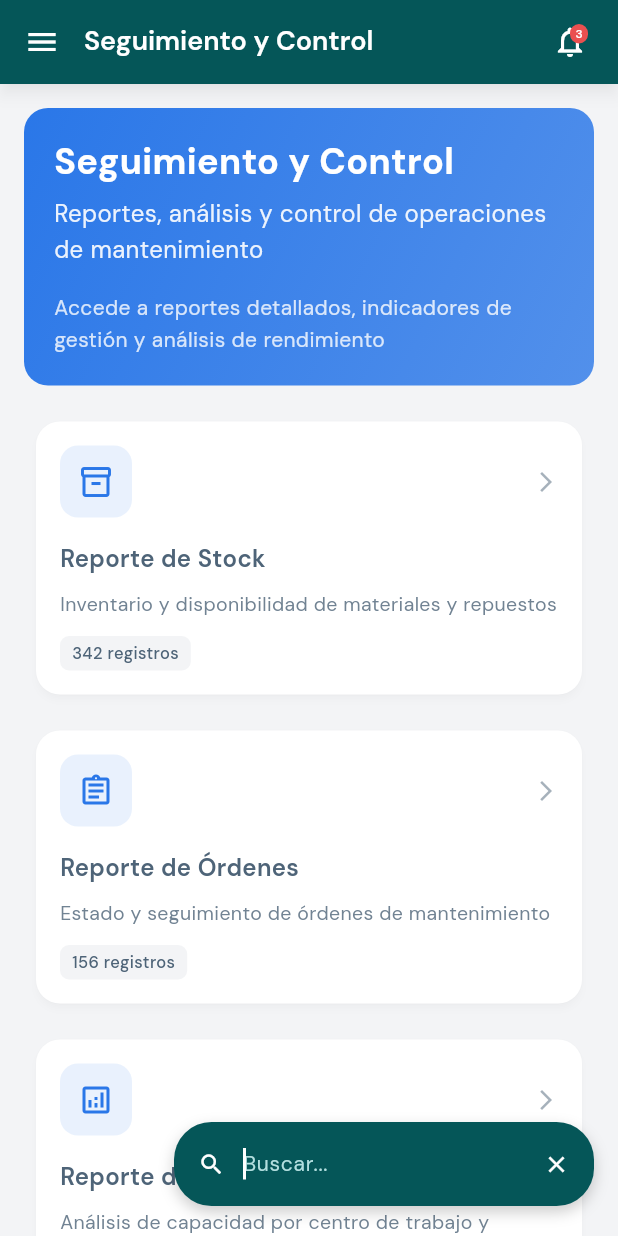
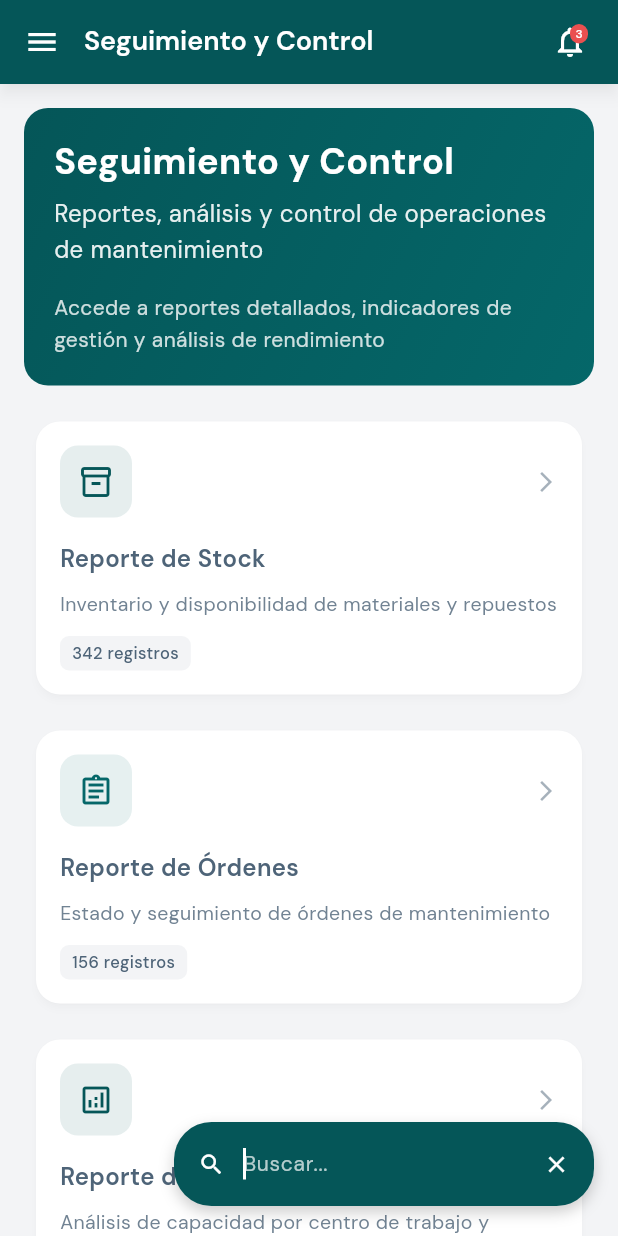
Before and after one commit to DarkCodex29/Demo---GMO, a Flutter app: the ReportsMainPage widget shown alone on an empty page, opened directly, after a tap on the "search" icon, on a phone screen of 412 x 824 dp. Run offline on Flutter 3.47's test engine with Material 3 defaults, Android fonts, the phone set to English and light mode, and no system bars; our stand-ins replace flutter_local_notifications, google_fonts, permission_handler, responsive_framework, shared_preferences; accounts and stored records are empty.

Commit message:
Se actualizaron los colores en la página principal de reportes, reemplazando los tonos obsoletos por nuevos colores de la paleta de la aplicación para mejorar la consistencia visual. Además, se realizaron ajustes en el estilo del campo de búsqueda, utilizando estilos predefinidos para una mejor coherencia en la interfaz.

```diff
--- a/lib/src/modules/seguimiento_control/pages/reports_main.page.dart
+++ b/lib/src/modules/seguimiento_control/pages/reports_main.page.dart
@@ -44,8 +44,8 @@ class ReportsMainPage extends StatelessWidget {
       decoration: BoxDecoration(
         gradient: LinearGradient(
           colors: [
-            AppColors.secondaryBrightBlue,
-            AppColors.secondaryBrightBlue.withOpacity(0.8),
+            AppColors.primaryDarkTeal,
+            AppColors.primaryMediumTeal,
           ],
           begin: Alignment.topLeft,
           end: Alignment.bottomRight,
@@ -254,7 +254,7 @@ class ReportsMainPage extends StatelessWidget {
         'title': 'Reporte de Stock',
         'description': 'Inventario y disponibilidad de materiales y repuestos',
         'icon': Icons.inventory_2_outlined,
-        'color': AppColors.secondaryBrightBlue,
+        'color': AppColors.primaryDarkTeal,
         'count': 342,
         'page': const StockReportPage(),
       },
@@ -263,7 +263,7 @@ class ReportsMainPage extends StatelessWidget {
         'title': 'Reporte de Órdenes',
         'description': 'Estado y seguimiento de órdenes de mantenimiento',
         'icon': Icons.assignment_outlined,
-        'color': AppColors.secondaryBrightBlue,
+        'color': AppColors.primaryMediumTeal,
         'count': 156,
         'page': const OrdersReportPage(),
       },
@@ -272,7 +272,7 @@ class ReportsMainPage extends StatelessWidget {
         'title': 'Reporte de Capacidades',
         'description': 'Análisis de capacidad por centro de trabajo y recursos',
         'icon': Icons.analytics_outlined,
-        'color': AppColors.secondaryBrightBlue,
+        'color': AppColors.primaryDarkTeal,
         'count': 28,
         'page': const CapacityReportPage(),
       },
@@ -282,7 +282,7 @@ class ReportsMainPage extends StatelessWidget {
         'description':
             'Estado, ubicación y rendimiento de equipos industriales',
         'icon': Icons.precision_manufacturing_outlined,
-        'color': AppColors.secondaryBrightBlue,
+        'color': AppColors.primaryMediumTeal,
         'count': 125,
         'page': const EquipmentReportPage(),
       },
@@ -292,7 +292,7 @@ class ReportsMainPage extends StatelessWidget {
         'description':
             'Registro histórico de fallas y eventos críticos del sistema',
         'icon': Icons.bug_report_outlined,
-        'color': AppColors.secondaryBrightBlue,
+        'color': AppColors.primaryDarkTeal,
         'count': 89,
         'page': const FaultLogPage(),
       },
--- a/lib/src/shared/widgets/floating_search.dart
+++ b/lib/src/shared/widgets/floating_search.dart
@@ -243,16 +243,14 @@ class FloatingSearchState extends State<FloatingSearch>
               controller: _searchController,
               focusNode: _focusNode,
               onSubmitted: _performSearch,
-              style: const TextStyle(
+              style: AppTextStyles.bodyMedium.copyWith(
                 color: AppColors.white,
-                fontSize: 14,
               ),
               cursorColor: AppColors.white,
-              decoration: const InputDecoration(
+              decoration: InputDecoration(
                 hintText: 'Buscar...',
-                hintStyle: TextStyle(
-                  color: Color(0xFFB3DFDF),
-                  fontSize: 14,
+                hintStyle: AppTextStyles.bodyMedium.copyWith(
+                  color: AppColors.white.withOpacity(0.7),
                 ),
                 border: InputBorder.none,
                 enabledBorder: InputBorder.none,
```
